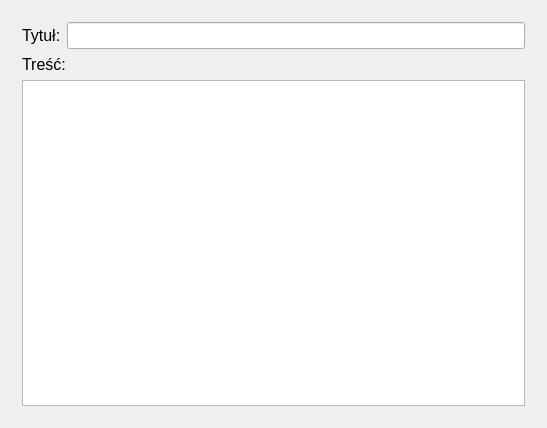
Above: project_managment/project_managment/raport_tworz_okno.ui from Sleyn2/IO_projectmanagement before the change. Below: the same form after it.
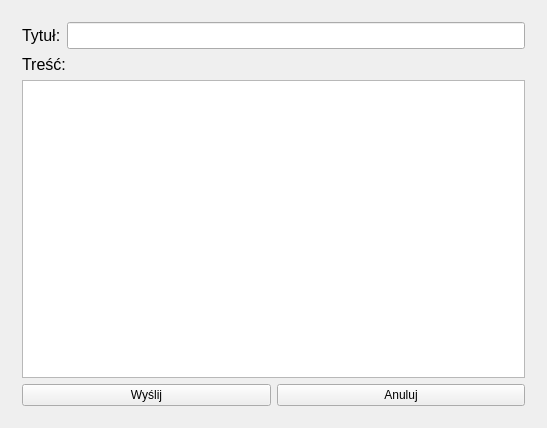
That is the form after the change.

The edit to the form file:
```diff
--- a/project_managment/project_managment/raport_tworz_okno.ui
+++ b/project_managment/project_managment/raport_tworz_okno.ui
@@ -147,6 +147,24 @@
            </item>
           </layout>
          </item>
+         <item>
+          <layout class="QHBoxLayout" name="horizontalLayout_2">
+           <item>
+            <widget class="QPushButton" name="pushButtonWyslij">
+             <property name="text">
+              <string>Wyślij</string>
+             </property>
+            </widget>
+           </item>
+           <item>
+            <widget class="QPushButton" name="pushButtonAnuluj">
+             <property name="text">
+              <string>Anuluj</string>
+             </property>
+            </widget>
+           </item>
+          </layout>
+         </item>
         </layout>
        </item>
       </layout>
```
